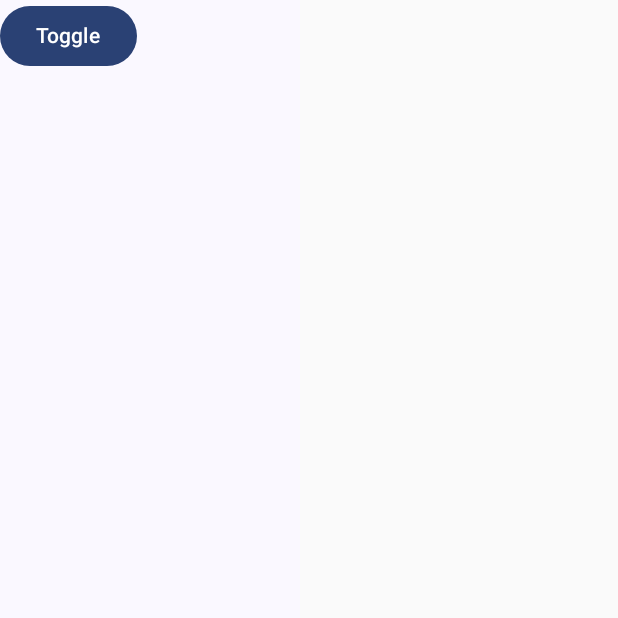
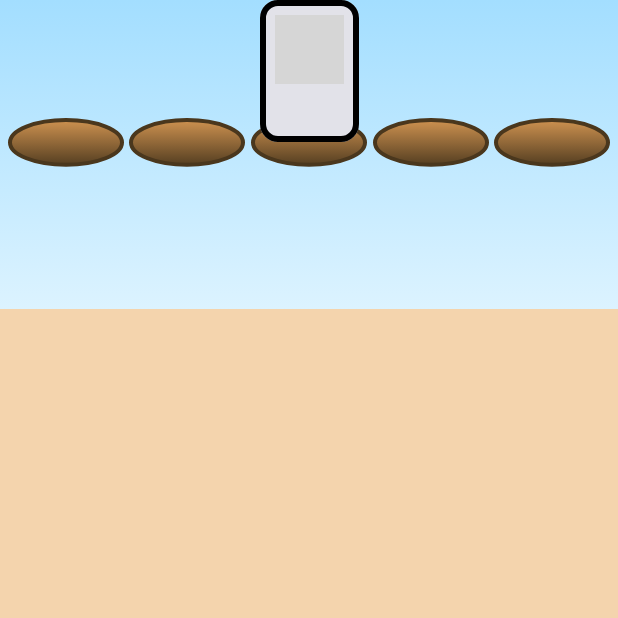
Before and after one commit to alexfrsoares/Whack-a-word_android, an Android app built with Jetpack Compose: the screen it shows after launch (MainActivity), on a phone screen of 412 x 824 dp, the top half of it. Run offline under Robolectric (Android 15) with nearby library versions, the phone set to English and light mode, and no system bars; libraries missing offline, so code that uses them is left out: coil.decode; 1 statement that could not run was skipped; grey boxes are pictures that could not be loaded.

Commit message:
Components created. Card animation implemented.

```diff
--- /dev/null
+++ b/app/src/main/java/com/alexfrsoares/whack_a_word/GameScreen.kt
@@ -0,0 +1,72 @@
+package com.alexfrsoares.whack_a_word
+
+import android.os.Handler
+import android.os.Looper
+import android.util.Log
+import androidx.compose.foundation.background
+import androidx.compose.foundation.layout.Arrangement
+import androidx.compose.foundation.layout.Box
+import androidx.compose.foundation.layout.Column
+import androidx.compose.foundation.layout.Row
+import androidx.compose.foundation.layout.fillMaxSize
+import androidx.compose.material3.MaterialTheme
+import androidx.compose.runtime.Composable
+import androidx.compose.runtime.getValue
+import androidx.compose.runtime.mutableStateOf
+import androidx.compose.runtime.remember
+import androidx.compose.runtime.setValue
+import androidx.compose.ui.Modifier
+import com.alexfrsoares.whack_a_word.components.CardComesAndGoes
+import com.alexfrsoares.whack_a_word.components.GameBackground
+import com.alexfrsoares.whack_a_word.data.Word
+
+@Composable
+fun GameScreen() {
+    var isVisible by remember {
+        mutableStateOf(false)
+    }
+
+    val list = listOf(
+        Word(word = "Apple", image = "Apple img", sound = "Apple sound"),
+        Word(word = "Banana", image = "Banana img", sound = "Banana sound"),
+        Word(word = "Bread", image = "Bread img", sound = "Bread sound"),
+        Word(word = "Cake", image = "Cake img", sound = "Cake sound"),
+        Word(word = "Carrot", image = "Carrot img", sound = "Carrot sound"),
+        Word(word = "Egg", image = "Egg img", sound = "Egg sound"),
+        Word(word = "Orange", image = "Orange img", sound = "Orange sound"),
+        Word(word = "Potato", image = "Potato img", sound = "Potato sound"),
+        Word(word = "Tomato", image = "Tomato img", sound = "Tomato sound")
+    )
+
+    var position by remember {
+        mutableStateOf(2)
+    }
+
+    Column() {
+        Box(
+        modifier = Modifier
+            .background(color = MaterialTheme.colorScheme.background)
+    ) {
+        GameBackground()
+        Row(
+            modifier = Modifier
+                .fillMaxSize(),
+            horizontalArrangement = Arrangement.SpaceEvenly
+        ) {
+            (0..4).forEach {
+                if (it == 2) {
+                    CardComesAndGoes(showCard = true)
+//                    Handler(Looper.getMainLooper()).postDelayed({
+//                        isVisible = true
+//                    }, 100)
+                    Log.d("FOR EACH SELECTED", "$it")
+                } else {
+                    CardComesAndGoes(showCard = false)
+                    Log.d("FOR EACH", "$it")
+                }
+            }
+        }
+    }
+
+    }
+}
--- a/app/src/main/java/com/alexfrsoares/whack_a_word/MainActivity.kt
+++ b/app/src/main/java/com/alexfrsoares/whack_a_word/MainActivity.kt
@@ -4,25 +4,17 @@ import android.os.Bundle
 import androidx.activity.ComponentActivity
 import androidx.activity.compose.setContent
 import androidx.compose.foundation.background
+import androidx.compose.foundation.layout.Arrangement
 import androidx.compose.foundation.layout.Box
-import androidx.compose.foundation.layout.fillMaxHeight
+import androidx.compose.foundation.layout.Row
 import androidx.compose.foundation.layout.fillMaxSize
-import androidx.compose.foundation.layout.fillMaxWidth
-import androidx.compose.foundation.layout.height
-import androidx.compose.foundation.layout.width
 import androidx.compose.material3.MaterialTheme
-import androidx.compose.material3.Surface
-import androidx.compose.material3.Text
-import androidx.compose.runtime.Composable
+import androidx.compose.runtime.mutableStateOf
+import androidx.compose.runtime.remember
 import androidx.compose.ui.Modifier
-import androidx.compose.ui.graphics.Color
-import androidx.compose.ui.platform.LocalConfiguration
-import androidx.compose.ui.tooling.preview.Preview
-import androidx.compose.ui.unit.dp
-import com.alexfrsoares.whack_a_word.components.AnimatedCard
+import com.alexfrsoares.whack_a_word.components.CardComesAndGoes
 import com.alexfrsoares.whack_a_word.components.GameBackground
-import com.alexfrsoares.whack_a_word.components.HoleInTheGround
-import com.alexfrsoares.whack_a_word.components.VocabularyCard
+import com.alexfrsoares.whack_a_word.data.Word
 import com.alexfrsoares.whack_a_word.ui.theme.WhackawordTheme
 
 class MainActivity : ComponentActivity() {
@@ -30,34 +22,8 @@ class MainActivity : ComponentActivity() {
         super.onCreate(savedInstanceState)
         setContent {
             WhackawordTheme {
-                // A surface container using the 'background' color from the theme
-                Box(
-                    modifier = Modifier
-                        .background(color = MaterialTheme.colorScheme.background)
-                ) {
-//                    VocabularyCard()
-//                    GameBackground()
-//                    HoleInTheGround()
-                    AnimatedCard()
-                }
+                GameScreen()
             }
         }
     }
 }
-
-//@Preview(showBackground = true)
-//@Composable
-//fun AppPreview() {
-//    val configuration = LocalConfiguration.current
-//    val screenHeight = configuration.screenHeightDp.dp
-//    val screenWidth = configuration.screenWidthDp.dp
-//
-//    WhackawordTheme {
-//        Box(modifier = Modifier
-//            .height(screenWidth * 0.4F)
-//            .background(color = Color.Gray)
-//        ) {
-//            HoleInTheGround()
-//        }
-//    }
-//}
--- a/app/src/main/java/com/alexfrsoares/whack_a_word/components/AnimatedCard.kt
+++ b/app/src/main/java/com/alexfrsoares/whack_a_word/components/AnimatedCard.kt
@@ -5,55 +5,45 @@ import androidx.compose.animation.fadeIn
 import androidx.compose.animation.fadeOut
 import androidx.compose.animation.slideInVertically
 import androidx.compose.animation.slideOutVertically
+import androidx.compose.foundation.layout.Arrangement
 import androidx.compose.foundation.layout.Column
+import androidx.compose.foundation.layout.fillMaxHeight
 import androidx.compose.foundation.layout.fillMaxWidth
-import androidx.compose.foundation.layout.height
 import androidx.compose.foundation.layout.width
-import androidx.compose.material3.Button
-import androidx.compose.material3.Text
 import androidx.compose.runtime.Composable
-import androidx.compose.runtime.getValue
-import androidx.compose.runtime.mutableStateOf
-import androidx.compose.runtime.remember
-import androidx.compose.runtime.setValue
 import androidx.compose.ui.Modifier
-import androidx.compose.ui.platform.LocalConfiguration
 import androidx.compose.ui.platform.LocalDensity
+import androidx.compose.ui.unit.Dp
 import androidx.compose.ui.unit.dp
+import com.alexfrsoares.whack_a_word.data.ViewSize
 
 @Composable
-fun AnimatedCard() {
-    val configuration = LocalConfiguration.current
-//    val screenHeight = configuration.screenHeightDp.dp
-    val screenWidth = configuration.screenWidthDp.dp
+fun AnimatedCard(parentViewWidth: Dp, showCard: Boolean) {
+    val cardWidth = (parentViewWidth / 5F) * 0.8F
+    val cardHeight = cardWidth * 1.5F
     val density = LocalDensity.current
-    var isVisible by remember {
-        mutableStateOf(false)
-    }
 
     Column(
         modifier = Modifier
-            .width(200.dp)
-            .height(500.dp)
+            .width(cardWidth)
+            .fillMaxHeight(),
+        verticalArrangement = Arrangement.Top
     ) {
-        Button(onClick = {
-            isVisible = !isVisible
-        }) {
-            Text(text = "Toggle")
-        }
         AnimatedVisibility(
-            visible = isVisible,
+            visible = showCard,
             enter = slideInVertically {
-                with(density) { 200.dp.roundToPx() }
+                with(density) { 20.dp.roundToPx() }
             } + fadeIn(
                 initialAlpha = 0.3f
             ),
             exit = slideOutVertically{
-                with(density) { 200.dp.roundToPx() }
-            } + fadeOut(),
+                with(density) { 20.dp.roundToPx() }
+            } + fadeOut(
+                targetAlpha = 0.3f
+            ),
             modifier = Modifier.fillMaxWidth().weight(1f)
         ) {
-            VocabularyCard(screenWidth)
+            VocabularyCard(ViewSize(width = cardWidth, height = cardHeight))
         }
     }
 }
--- /dev/null
+++ b/app/src/main/java/com/alexfrsoares/whack_a_word/components/CardComesAndGoes.kt
@@ -0,0 +1,51 @@
+package com.alexfrsoares.whack_a_word.components
+
+import android.util.Log
+import androidx.compose.foundation.clickable
+import androidx.compose.foundation.layout.Box
+import androidx.compose.foundation.layout.height
+import androidx.compose.foundation.layout.width
+import androidx.compose.runtime.Composable
+import androidx.compose.runtime.getValue
+import androidx.compose.runtime.mutableStateOf
+import androidx.compose.runtime.remember
+import androidx.compose.runtime.setValue
+import androidx.compose.ui.Alignment
+import androidx.compose.ui.Modifier
+import androidx.compose.ui.platform.LocalConfiguration
+import androidx.compose.ui.unit.dp
+import com.alexfrsoares.whack_a_word.data.ViewSize
+
+@Composable
+fun CardComesAndGoes(showCard: Boolean) {
+    val configuration = LocalConfiguration.current
+    val screenWidth = configuration.screenWidthDp.dp
+    val viewSize = ViewSize(width = (screenWidth / 5.5F), height = (screenWidth / 5.5F * 1.5F))
+
+    var isVisible by remember {
+        mutableStateOf(showCard)
+    }
+
+    Box(
+        modifier = Modifier
+            .width(viewSize.width)
+            .height(viewSize.height),
+        contentAlignment = Alignment.BottomCenter
+    ) {
+        Box(
+            contentAlignment = Alignment.BottomCenter
+        ) {
+            HoleInTheGround(screenWidth)
+        }
+        Box(
+            modifier = Modifier
+                .clickable {
+                    Log.d("CARD TOUCHED", "OK")
+                    isVisible = false
+                },
+            contentAlignment = Alignment.TopCenter
+        ) {
+            AnimatedCard(parentViewWidth = screenWidth, showCard = isVisible)
+        }
+    }
+}
--- a/app/src/main/java/com/alexfrsoares/whack_a_word/components/GameBackground.kt
+++ b/app/src/main/java/com/alexfrsoares/whack_a_word/components/GameBackground.kt
@@ -1,10 +1,8 @@
 package com.alexfrsoares.whack_a_word.components
 
 import androidx.compose.foundation.background
-import androidx.compose.foundation.layout.Arrangement
 import androidx.compose.foundation.layout.Box
 import androidx.compose.foundation.layout.Column
-import androidx.compose.foundation.layout.Row
 import androidx.compose.foundation.layout.fillMaxSize
 import androidx.compose.foundation.layout.fillMaxWidth
 import androidx.compose.foundation.layout.height
@@ -20,7 +18,6 @@ import androidx.compose.ui.unit.dp
 @Composable
 fun GameBackground() {
     val configuration = LocalConfiguration.current
-    val screenWidth = configuration.screenWidthDp.dp
     val screenHeight = configuration.screenHeightDp.dp
     val brush = Brush.verticalGradient(listOf(Color(0xFFA3DEFF), Color(0xFFDCF3FF)))
 
@@ -35,12 +32,6 @@ fun GameBackground() {
             modifier = Modifier
                 .fillMaxSize()
                 .background(Color(0xFFF4D4AD))
-        ) {
-            Row(horizontalArrangement = Arrangement.SpaceEvenly) {
-                HoleInTheGround(screenWidth)
-                HoleInTheGround(screenWidth)
-                HoleInTheGround(screenWidth)
-            }
-        }
+        ) {}
     }
 }
--- a/app/src/main/java/com/alexfrsoares/whack_a_word/components/HoleInTheGround.kt
+++ b/app/src/main/java/com/alexfrsoares/whack_a_word/components/HoleInTheGround.kt
@@ -16,18 +16,18 @@ import androidx.compose.ui.graphics.drawscope.Stroke
 import androidx.compose.ui.unit.Dp
 
 @Composable
-fun HoleInTheGround(screenWidth: Dp) {
+fun HoleInTheGround(parentViewWidth: Dp) {
+    val holeWidth = parentViewWidth / 5F
+    val holeHeight = holeWidth / 2.5F
     val brush = Brush.verticalGradient(listOf(Color(0xFFCE9250), Color(0xFF4A371D)))
-    val width = screenWidth / 5F
-    val height = width / 2.5F
 
     Column(
         modifier = Modifier
-            .width(width),
+            .width(holeWidth),
         verticalArrangement = Arrangement.Center
     ) {
         Box(modifier = Modifier
-            .height(height)
+            .height(holeHeight)
         ) {
             Canvas(modifier = Modifier.fillMaxSize()) {
                 drawOval(
--- a/app/src/main/java/com/alexfrsoares/whack_a_word/components/VocabularyCard.kt
+++ b/app/src/main/java/com/alexfrsoares/whack_a_word/components/VocabularyCard.kt
@@ -5,26 +5,25 @@ import androidx.compose.foundation.Image
 import androidx.compose.foundation.layout.Arrangement
 import androidx.compose.foundation.layout.Column
 import androidx.compose.foundation.layout.fillMaxSize
-import androidx.compose.foundation.layout.height
 import androidx.compose.foundation.layout.padding
-import androidx.compose.foundation.layout.width
+import androidx.compose.foundation.layout.size
 import androidx.compose.material3.Card
 import androidx.compose.runtime.Composable
 import androidx.compose.ui.Alignment
 import androidx.compose.ui.Modifier
 import androidx.compose.ui.graphics.Color
 import androidx.compose.ui.platform.LocalContext
-import androidx.compose.ui.unit.Dp
 import androidx.compose.ui.unit.dp
 import coil.ImageLoader
 import coil.compose.rememberAsyncImagePainter
 import coil.decode.SvgDecoder
 import com.alexfrsoares.whack_a_word.R
+import com.alexfrsoares.whack_a_word.data.ViewSize
 
 @Composable
-fun VocabularyCard(screenWidth: Dp) {
-    val width = screenWidth * 0.9F
-    val height = width * 1.5F
+fun VocabularyCard(parentSize: ViewSize) {
+    val cardWidth = parentSize.width
+    val cardHeight = parentSize.height * 0.96F
 
     val imageLoader = ImageLoader.Builder(LocalContext.current)
         .components {
@@ -32,11 +31,13 @@ fun VocabularyCard(screenWidth: Dp) {
         }
         .build()
 
-    Card(
+    Column(
+        verticalArrangement = Arrangement.Top
+    ) {
+        Card( // size do not changing
             modifier = Modifier
-            .width(width)
-            .height(height),
-        border = BorderStroke(width = 6.dp, color = Color.Black)
+                .size(width = cardWidth, height = cardHeight),
+            border = BorderStroke(width = 4.dp, color = Color.Black)
         ) {
             Column(
                 modifier = Modifier
@@ -53,3 +54,4 @@ fun VocabularyCard(screenWidth: Dp) {
             }
         }
     }
+}
--- /dev/null
+++ b/app/src/main/java/com/alexfrsoares/whack_a_word/data/ViewSize.kt
@@ -0,0 +1,8 @@
+package com.alexfrsoares.whack_a_word.data
+
+import androidx.compose.ui.unit.Dp
+
+data class ViewSize (
+    var width: Dp,
+    var height: Dp
+)
--- /dev/null
+++ b/app/src/main/java/com/alexfrsoares/whack_a_word/data/Word.kt
@@ -0,0 +1,7 @@
+package com.alexfrsoares.whack_a_word.data
+
+data class Word (
+    var word: String,
+    var image: String,
+    var sound: String
+)
```
Lines whose indentation alone changed are shown as unchanged.
